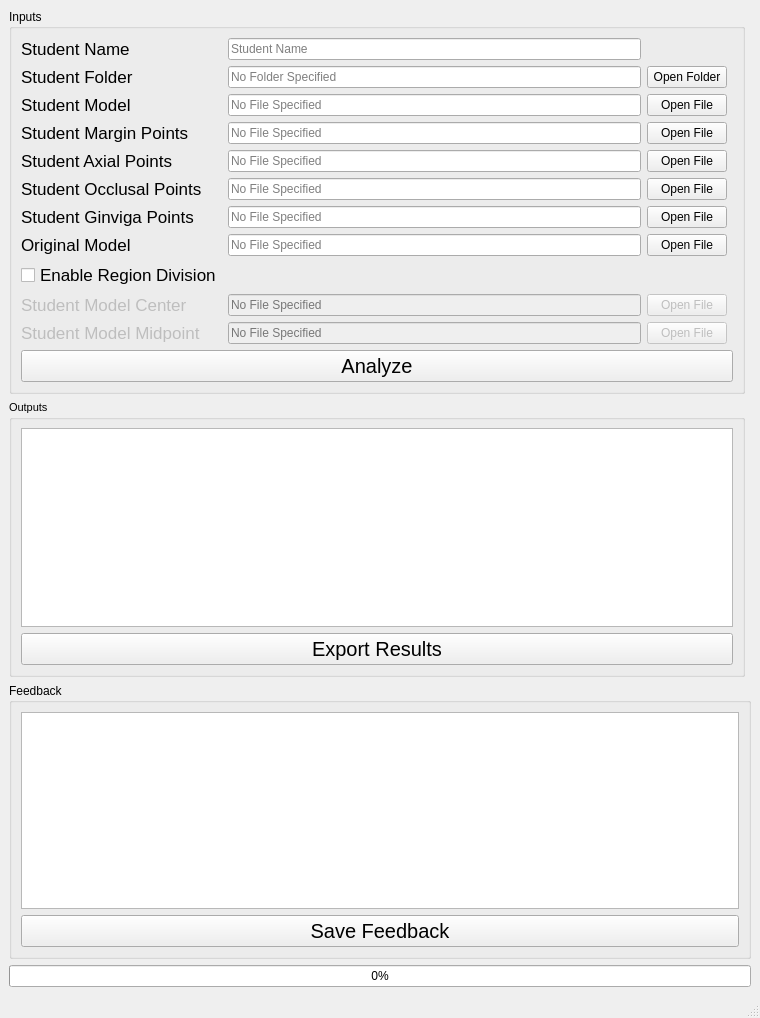
The window that mainwindow.ui (SenyangJiang/DentalAnalyzer) describes before a commit, drawn with Qt 5.
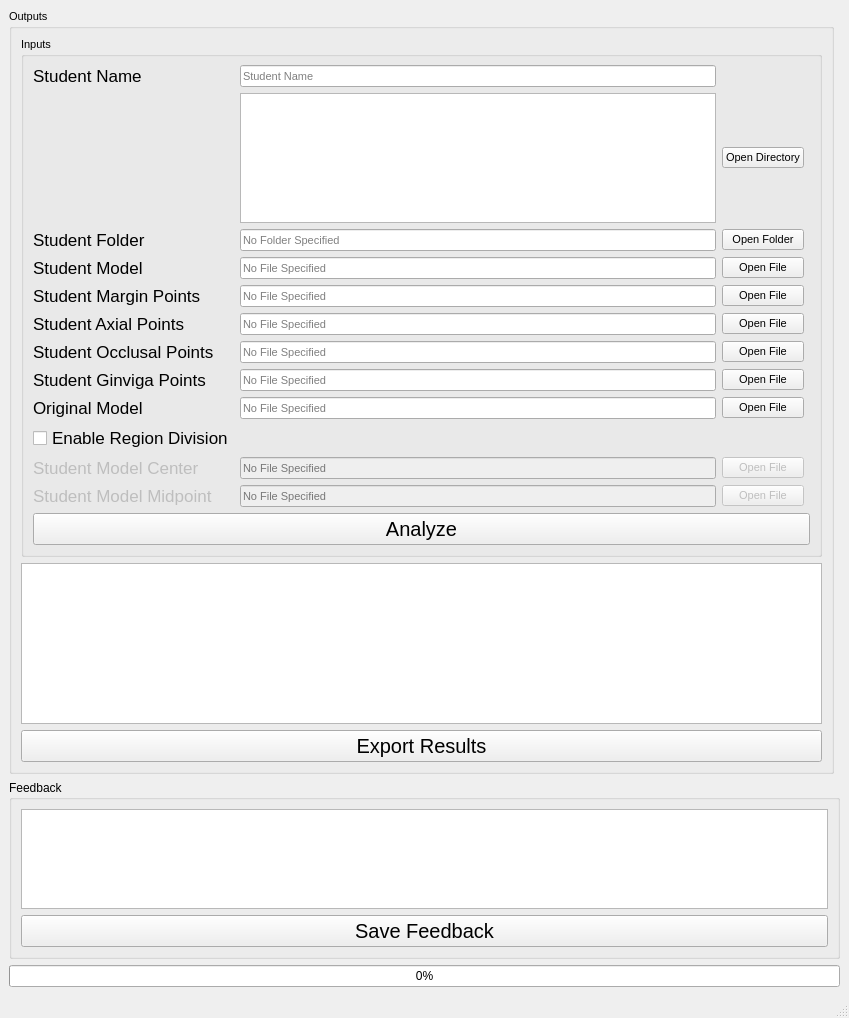
The same window after the commit.

Commit message: Occlusal reduction update. UI new window added

What changed in the file:
```diff
--- a/mainwindow.ui
+++ b/mainwindow.ui
@@ -6,7 +6,7 @@
    <rect>
     <x>0</x>
     <y>0</y>
-    <width>760</width>
+    <width>849</width>
     <height>1018</height>
    </rect>
   </property>
@@ -37,7 +37,7 @@
          <string>Outputs</string>
         </property>
         <layout class="QGridLayout" name="gridLayout_6">
-         <item row="1" column="0">
+         <item row="3" column="0">
           <widget class="QPushButton" name="pushButtonExport">
            <property name="enabled">
             <bool>true</bool>
@@ -53,7 +53,7 @@
            </property>
           </widget>
          </item>
-         <item row="0" column="0">
+         <item row="2" column="0">
           <widget class="QTextBrowser" name="textBrowserOutput">
            <property name="enabled">
             <bool>true</bool>
@@ -66,17 +66,15 @@
            </property>
            <property name="html">
             <string>&lt;!DOCTYPE HTML PUBLIC &quot;-//W3C//DTD HTML 4.0//EN&quot; &quot;http://www.w3.org/TR/REC-html40/strict.dtd&quot;&gt;
-&lt;html&gt;&lt;head&gt;&lt;meta name=&quot;qrichtext&quot; content=&quot;1&quot; /&gt;&lt;style type=&quot;text/css&quot;&gt;
+&lt;html&gt;&lt;head&gt;&lt;meta name=&quot;qrichtext&quot; content=&quot;1&quot; /&gt;&lt;meta charset=&quot;utf-8&quot; /&gt;&lt;style type=&quot;text/css&quot;&gt;
 p, li { white-space: pre-wrap; }
-&lt;/style&gt;&lt;/head&gt;&lt;body style=&quot; font-family:'Arial','Arial','Arial'; font-size:12pt; font-weight:400; font-style:normal;&quot;&gt;
-&lt;p align=&quot;center&quot; style=&quot;-qt-paragraph-type:empty; margin-top:0px; margin-bottom:0px; margin-left:0px; margin-right:0px; -qt-block-indent:0; text-indent:0px;&quot;&gt;&lt;br /&gt;&lt;/p&gt;&lt;/body&gt;&lt;/html&gt;</string>
+hr { height: 1px; border-width: 0; }
+&lt;/style&gt;&lt;/head&gt;&lt;body style=&quot; font-family:'Arial'; font-size:12pt; font-weight:400; font-style:normal;&quot;&gt;
+&lt;p align=&quot;center&quot; style=&quot;-qt-paragraph-type:empty; margin-top:0px; margin-bottom:0px; margin-left:0px; margin-right:0px; -qt-block-indent:0; text-indent:0px; font-family:'Arial','Arial','Arial';&quot;&gt;&lt;br /&gt;&lt;/p&gt;&lt;/body&gt;&lt;/html&gt;</string>
            </property>
           </widget>
          </item>
-        </layout>
-       </widget>
-      </item>
-      <item row="0" column="0">
+         <item row="0" column="0" rowspan="2">
        <widget class="QGroupBox" name="GroupBoxAnalyze">
         <property name="enabled">
          <bool>true</bool>
@@ -84,6 +82,7 @@
         <property name="font">
          <font>
           <family>Arial</family>
+             <pointsize>8</pointsize>
          </font>
         </property>
         <property name="mouseTracking">
@@ -102,33 +101,7 @@
          <bool>false</bool>
         </property>
         <layout class="QGridLayout" name="gridLayout" columnstretch="0,0,0,0">
-         <item row="2" column="0">
-          <widget class="QLabel" name="label_2">
-           <property name="font">
-            <font>
-             <family>Arial</family>
-             <pointsize>13</pointsize>
-            </font>
-           </property>
-           <property name="text">
-            <string>Student Model</string>
-           </property>
-          </widget>
-         </item>
-         <item row="11" column="0">
-          <widget class="QCheckBox" name="checkBoxDivision">
-           <property name="font">
-            <font>
-             <family>Arial</family>
-             <pointsize>13</pointsize>
-            </font>
-           </property>
-           <property name="text">
-            <string>Enable Region Division</string>
-           </property>
-          </widget>
-         </item>
-         <item row="12" column="2">
+            <item row="15" column="2">
           <widget class="QPushButton" name="pushButtonStudentCenter">
            <property name="enabled">
             <bool>false</bool>
@@ -138,7 +111,20 @@
            </property>
           </widget>
          </item>
-         <item row="1" column="1">
+            <item row="0" column="0">
+             <widget class="QLabel" name="label_9">
+              <property name="font">
+               <font>
+                <family>Arial</family>
+                <pointsize>13</pointsize>
+               </font>
+              </property>
+              <property name="text">
+               <string>Student Name</string>
+              </property>
+             </widget>
+            </item>
+            <item row="4" column="1">
           <widget class="QLineEdit" name="lineEditStudentFolder">
            <property name="focusPolicy">
             <enum>Qt::ClickFocus</enum>
@@ -154,23 +140,21 @@
            </property>
           </widget>
          </item>
-         <item row="8" column="1">
-          <widget class="QLineEdit" name="lineEditStudentGingivaPoints">
-           <property name="focusPolicy">
-            <enum>Qt::ClickFocus</enum>
-           </property>
+            <item row="12" column="2">
+             <widget class="QPushButton" name="pushButtonOriginalModel">
+              <property name="text">
+               <string>Open File</string>
+              </property>
+             </widget>
+            </item>
+            <item row="5" column="2">
+             <widget class="QPushButton" name="pushButtonStudentModel">
            <property name="text">
-            <string/>
-           </property>
-           <property name="readOnly">
-            <bool>true</bool>
-           </property>
-           <property name="placeholderText">
-            <string>No File Specified</string>
-           </property>
-          </widget>
-         </item>
-         <item row="1" column="0">
+               <string>Open File</string>
+              </property>
+             </widget>
+            </item>
+            <item row="4" column="0">
           <widget class="QLabel" name="label">
            <property name="font">
             <font>
@@ -183,73 +167,7 @@
            </property>
           </widget>
          </item>
-         <item row="6" column="2">
-          <widget class="QPushButton" name="pushButtonStudentAxialPoints">
-           <property name="text">
-            <string>Open File</string>
-           </property>
-          </widget>
-         </item>
-         <item row="2" column="1">
-          <widget class="QLineEdit" name="lineEditStudentModel">
-           <property name="focusPolicy">
-            <enum>Qt::ClickFocus</enum>
-           </property>
-           <property name="text">
-            <string/>
-           </property>
-           <property name="readOnly">
-            <bool>true</bool>
-           </property>
-           <property name="placeholderText">
-            <string>No File Specified</string>
-           </property>
-          </widget>
-         </item>
-         <item row="2" column="2">
-          <widget class="QPushButton" name="pushButtonStudentModel">
-           <property name="text">
-            <string>Open File</string>
-           </property>
-          </widget>
-         </item>
-         <item row="7" column="0">
-          <widget class="QLabel" name="label_5">
-           <property name="font">
-            <font>
-             <family>Arial</family>
-             <pointsize>13</pointsize>
-            </font>
-           </property>
-           <property name="text">
-            <string>Student Occlusal Points</string>
-           </property>
-          </widget>
-         </item>
-         <item row="13" column="1">
-          <widget class="QLineEdit" name="lineEditStudentMidpoint">
-           <property name="enabled">
-            <bool>false</bool>
-           </property>
-           <property name="text">
-            <string/>
-           </property>
-           <property name="readOnly">
-            <bool>true</bool>
-           </property>
-           <property name="placeholderText">
-            <string>No File Specified</string>
-           </property>
-          </widget>
-         </item>
-         <item row="0" column="1">
-          <widget class="QLineEdit" name="lineEditStudentName">
-           <property name="placeholderText">
-            <string>Student Name</string>
-           </property>
-          </widget>
-         </item>
-         <item row="8" column="0">
+            <item row="11" column="0">
           <widget class="QLabel" name="label_6">
            <property name="font">
             <font>
@@ -265,18 +183,21 @@
            </property>
           </widget>
          </item>
-         <item row="8" column="2">
-          <widget class="QPushButton" name="pushButtonStudentGingivaPoints">
+            <item row="26" column="0" colspan="4">
+             <widget class="QPushButton" name="pushButtonAnalyze">
+              <property name="font">
+               <font>
+                <family>Arial</family>
+                <pointsize>15</pointsize>
+               </font>
+              </property>
            <property name="text">
-            <string>Open File</string>
+               <string>Analyze</string>
            </property>
           </widget>
          </item>
          <item row="12" column="0">
-          <widget class="QLabel" name="labelStudentCenter">
-           <property name="enabled">
-            <bool>false</bool>
-           </property>
+             <widget class="QLabel" name="label_7">
            <property name="font">
             <font>
              <family>Arial</family>
@@ -284,27 +205,34 @@
             </font>
            </property>
            <property name="text">
-            <string>Student Model Center</string>
+               <string>Original Model</string>
            </property>
           </widget>
          </item>
-         <item row="12" column="1">
-          <widget class="QLineEdit" name="lineEditStudentCenter">
+            <item row="9" column="2">
+             <widget class="QPushButton" name="pushButtonStudentAxialPoints">
+              <property name="text">
+               <string>Open File</string>
+              </property>
+             </widget>
+            </item>
+            <item row="16" column="0">
+             <widget class="QLabel" name="labelStudentMidpoint">
            <property name="enabled">
             <bool>false</bool>
            </property>
+              <property name="font">
+               <font>
+                <family>Arial</family>
+                <pointsize>13</pointsize>
+               </font>
+              </property>
            <property name="text">
-            <string/>
-           </property>
-           <property name="readOnly">
-            <bool>true</bool>
-           </property>
-           <property name="placeholderText">
-            <string>No File Specified</string>
-           </property>
-          </widget>
-         </item>
-         <item row="6" column="0">
+               <string>Student Model Midpoint</string>
+              </property>
+             </widget>
+            </item>
+            <item row="9" column="0">
           <widget class="QLabel" name="label_4">
            <property name="font">
             <font>
@@ -317,8 +245,8 @@
            </property>
           </widget>
          </item>
-         <item row="6" column="1">
-          <widget class="QLineEdit" name="lineEditStudentAxialPoints">
+            <item row="5" column="1">
+             <widget class="QLineEdit" name="lineEditStudentModel">
            <property name="focusPolicy">
             <enum>Qt::ClickFocus</enum>
            </property>
@@ -333,18 +261,27 @@
            </property>
           </widget>
          </item>
-         <item row="13" column="2">
-          <widget class="QPushButton" name="pushButtonStudentMidpoint">
-           <property name="enabled">
-            <bool>false</bool>
+            <item row="11" column="1">
+             <widget class="QLineEdit" name="lineEditStudentGingivaPoints">
+              <property name="focusPolicy">
+               <enum>Qt::ClickFocus</enum>
            </property>
            <property name="text">
-            <string>Open File</string>
+               <string/>
+              </property>
+              <property name="readOnly">
+               <bool>true</bool>
+              </property>
+              <property name="placeholderText">
+               <string>No File Specified</string>
            </property>
           </widget>
          </item>
          <item row="9" column="1">
-          <widget class="QLineEdit" name="lineEditOriginalModel">
+             <widget class="QLineEdit" name="lineEditStudentAxialPoints">
+              <property name="focusPolicy">
+               <enum>Qt::ClickFocus</enum>
+              </property>
            <property name="text">
             <string/>
            </property>
@@ -356,7 +293,14 @@
            </property>
           </widget>
          </item>
-         <item row="1" column="2">
+            <item row="0" column="1">
+             <widget class="QLineEdit" name="lineEditStudentName">
+              <property name="placeholderText">
+               <string>Student Name</string>
+              </property>
+             </widget>
+            </item>
+            <item row="4" column="2">
           <widget class="QPushButton" name="pushButtonStudentFolder">
            <property name="text">
             <string>Open Folder</string>
@@ -378,34 +322,52 @@
            </property>
           </widget>
          </item>
-         <item row="9" column="2">
-          <widget class="QPushButton" name="pushButtonOriginalModel">
+            <item row="16" column="1">
+             <widget class="QLineEdit" name="lineEditStudentMidpoint">
+              <property name="enabled">
+               <bool>false</bool>
+              </property>
            <property name="text">
-            <string>Open File</string>
-           </property>
-          </widget>
-         </item>
-         <item row="7" column="2">
-          <widget class="QPushButton" name="pushButtonStudentOcclusalPoints">
+               <string/>
+              </property>
+              <property name="readOnly">
+               <bool>true</bool>
+              </property>
+              <property name="placeholderText">
+               <string>No File Specified</string>
+              </property>
+             </widget>
+            </item>
+            <item row="8" column="1">
+             <widget class="QLineEdit" name="lineEditStudentMarginPoints">
+              <property name="focusPolicy">
+               <enum>Qt::ClickFocus</enum>
+              </property>
            <property name="text">
-            <string>Open File</string>
-           </property>
-          </widget>
-         </item>
-         <item row="0" column="0">
-          <widget class="QLabel" name="label_9">
-           <property name="font">
-            <font>
-             <family>Arial</family>
-             <pointsize>13</pointsize>
-            </font>
-           </property>
+               <string/>
+              </property>
+              <property name="readOnly">
+               <bool>true</bool>
+              </property>
+              <property name="placeholderText">
+               <string>No File Specified</string>
+              </property>
+             </widget>
+            </item>
+            <item row="12" column="1">
+             <widget class="QLineEdit" name="lineEditOriginalModel">
            <property name="text">
-            <string>Student Name</string>
-           </property>
-          </widget>
-         </item>
-         <item row="5" column="0">
+               <string/>
+              </property>
+              <property name="readOnly">
+               <bool>true</bool>
+              </property>
+              <property name="placeholderText">
+               <string>No File Specified</string>
+              </property>
+             </widget>
+            </item>
+            <item row="8" column="0">
           <widget class="QLabel" name="label_3">
            <property name="font">
             <font>
@@ -418,44 +380,48 @@
            </property>
           </widget>
          </item>
-         <item row="23" column="0" colspan="4">
-          <widget class="QPushButton" name="pushButtonAnalyze">
+            <item row="14" column="0">
+             <widget class="QCheckBox" name="checkBoxDivision">
            <property name="font">
             <font>
              <family>Arial</family>
-             <pointsize>15</pointsize>
+                <pointsize>13</pointsize>
             </font>
            </property>
            <property name="text">
-            <string>Analyze</string>
+               <string>Enable Region Division</string>
            </property>
           </widget>
          </item>
-         <item row="5" column="1">
-          <widget class="QLineEdit" name="lineEditStudentMarginPoints">
-           <property name="focusPolicy">
-            <enum>Qt::ClickFocus</enum>
+            <item row="5" column="0">
+             <widget class="QLabel" name="label_2">
+              <property name="font">
+               <font>
+                <family>Arial</family>
+                <pointsize>13</pointsize>
+               </font>
            </property>
            <property name="text">
-            <string/>
-           </property>
-           <property name="readOnly">
-            <bool>true</bool>
-           </property>
-           <property name="placeholderText">
-            <string>No File Specified</string>
-           </property>
-          </widget>
-         </item>
-         <item row="5" column="2">
+               <string>Student Model</string>
+              </property>
+             </widget>
+            </item>
+            <item row="11" column="2">
+             <widget class="QPushButton" name="pushButtonStudentGingivaPoints">
+              <property name="text">
+               <string>Open File</string>
+              </property>
+             </widget>
+            </item>
+            <item row="8" column="2">
           <widget class="QPushButton" name="pushButtonStudentMarginPoints">
            <property name="text">
             <string>Open File</string>
            </property>
           </widget>
          </item>
-         <item row="13" column="0">
-          <widget class="QLabel" name="labelStudentMidpoint">
+            <item row="15" column="0">
+             <widget class="QLabel" name="labelStudentCenter">
            <property name="enabled">
             <bool>false</bool>
            </property>
@@ -466,24 +432,21 @@
             </font>
            </property>
            <property name="text">
-            <string>Student Model Midpoint</string>
+               <string>Student Model Center</string>
            </property>
           </widget>
          </item>
-         <item row="9" column="0">
-          <widget class="QLabel" name="label_7">
-           <property name="font">
-            <font>
-             <family>Arial</family>
-             <pointsize>13</pointsize>
-            </font>
+            <item row="16" column="2">
+             <widget class="QPushButton" name="pushButtonStudentMidpoint">
+              <property name="enabled">
+               <bool>false</bool>
            </property>
            <property name="text">
-            <string>Original Model</string>
+               <string>Open File</string>
            </property>
           </widget>
          </item>
-         <item row="7" column="1">
+            <item row="10" column="1">
           <widget class="QLineEdit" name="lineEditStudentOcclusalPoints">
            <property name="focusPolicy">
             <enum>Qt::ClickFocus</enum>
@@ -499,6 +462,55 @@
            </property>
           </widget>
          </item>
+            <item row="15" column="1">
+             <widget class="QLineEdit" name="lineEditStudentCenter">
+              <property name="enabled">
+               <bool>false</bool>
+              </property>
+              <property name="text">
+               <string/>
+              </property>
+              <property name="readOnly">
+               <bool>true</bool>
+              </property>
+              <property name="placeholderText">
+               <string>No File Specified</string>
+              </property>
+             </widget>
+            </item>
+            <item row="10" column="0">
+             <widget class="QLabel" name="label_5">
+              <property name="font">
+               <font>
+                <family>Arial</family>
+                <pointsize>13</pointsize>
+               </font>
+              </property>
+              <property name="text">
+               <string>Student Occlusal Points</string>
+              </property>
+             </widget>
+            </item>
+            <item row="10" column="2">
+             <widget class="QPushButton" name="pushButtonStudentOcclusalPoints">
+              <property name="text">
+               <string>Open File</string>
+              </property>
+             </widget>
+            </item>
+            <item row="3" column="1">
+             <widget class="QListWidget" name="listWidget"/>
+            </item>
+            <item row="3" column="2">
+             <widget class="QPushButton" name="pushButtonOpenDirectory">
+              <property name="text">
+               <string>Open Directory</string>
+              </property>
+             </widget>
+            </item>
+           </layout>
+          </widget>
+         </item>
         </layout>
        </widget>
       </item>
```
Left out of the diff: 4 changed lines with no effect on the pictures. Lines whose indentation alone changed are shown as unchanged. The commit also changes 4 other files.
